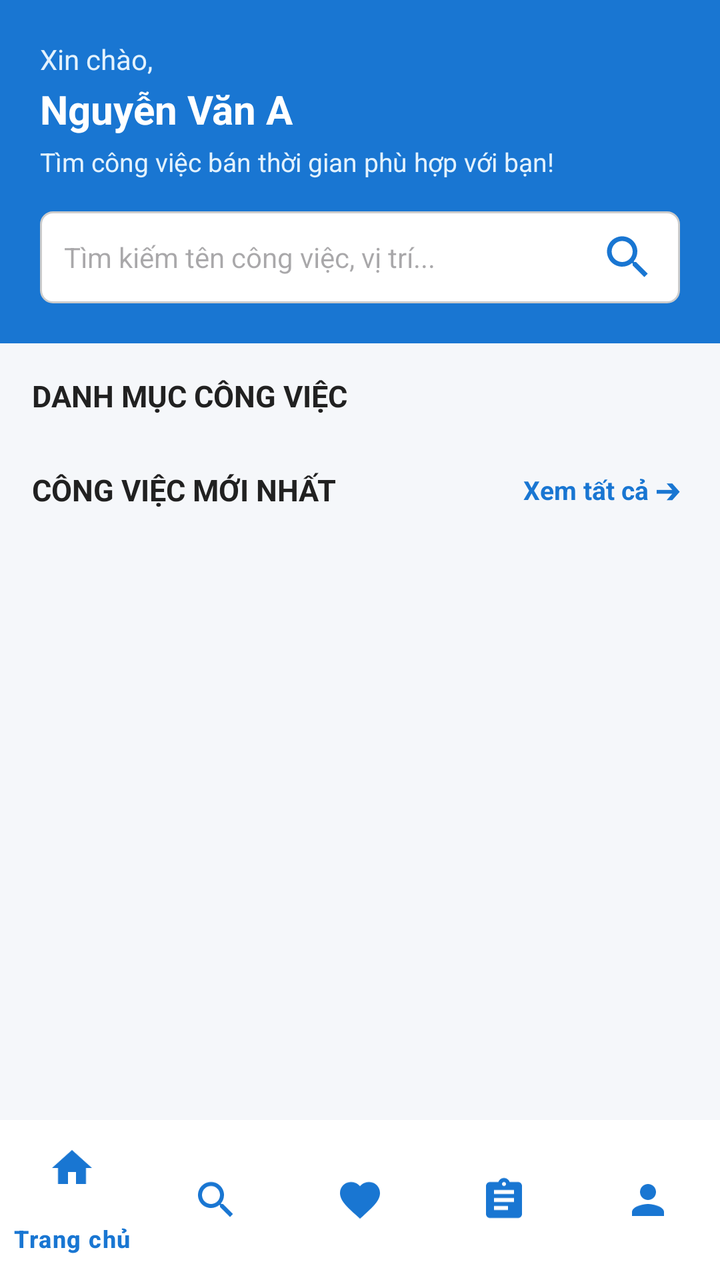
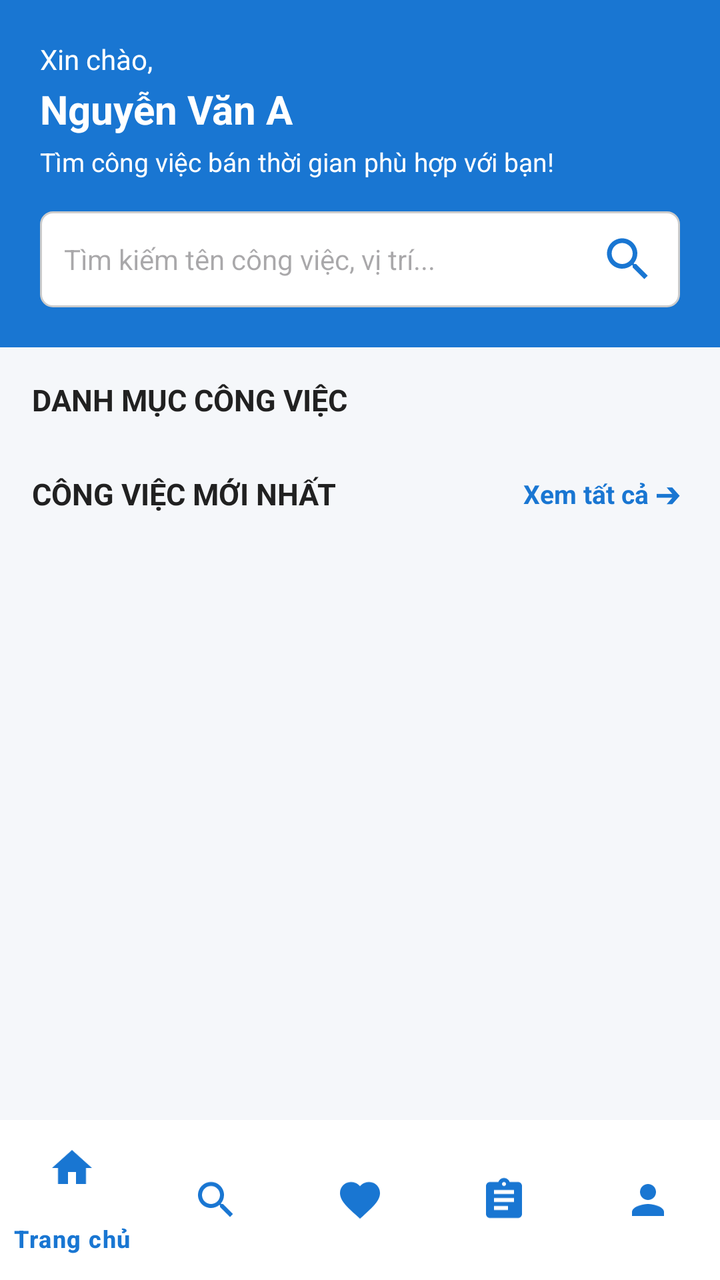

Two renders of the same Android screen: before a commit and after it. Below are the layout's source before the change and the commit's diff.
<!-- AndroidManifest.xml: application theme Theme.Nhom_7 -->
<!-- res/layout/activity_trang_chu.xml -->
<?xml version="1.0" encoding="utf-8"?>
<RelativeLayout xmlns:android="http://schemas.android.com/apk/res/android"
    xmlns:app="http://schemas.android.com/apk/res-auto"
    xmlns:tools="http://schemas.android.com/tools"
    android:layout_width="match_parent"
    android:layout_height="match_parent"
    android:background="@color/mau_nen"
    tools:ignore="all">

    <androidx.core.widget.NestedScrollView
        android:layout_width="match_parent"
        android:layout_height="match_parent"
        android:layout_above="@id/bottomNavigation"
        android:fillViewport="true">

        <LinearLayout
            android:layout_width="match_parent"
            android:layout_height="wrap_content"
            android:orientation="vertical"
            android:paddingBottom="16dp">

            
            <LinearLayout
                android:layout_width="match_parent"
                android:layout_height="wrap_content"
                android:background="@color/mau_chu_dao"
                android:orientation="vertical"
                android:padding="20dp">

                <TextView
                    android:layout_width="wrap_content"
                    android:layout_height="wrap_content"
                    android:text="@string/lbl_xin_chao"
                    android:textColor="#E3F2FD"
                    android:textSize="14sp" />

                <TextView
                    android:id="@+id/tvChaoSinhVien"
                    android:layout_width="wrap_content"
                    android:layout_height="wrap_content"
                    android:layout_marginTop="2dp"
                    android:text="Nguyễn Văn A"
                    android:textColor="@color/white"
                    android:textSize="20sp"
                    android:textStyle="bold" />

                <TextView
                    android:layout_width="wrap_content"
                    android:layout_height="wrap_content"
                    android:layout_marginTop="4dp"
                    android:text="@string/sub_title_trang_chu"
                    android:textColor="#E3F2FD"
                    android:textSize="13sp" />

                
                <LinearLayout
                    android:layout_width="match_parent"
                    android:layout_height="46dp"
                    android:layout_marginTop="16dp"
                    android:background="@drawable/khung_nhap_lieu"
                    android:gravity="center_vertical"
                    android:orientation="horizontal"
                    android:paddingHorizontal="12dp">

                    <EditText
                        android:id="@+id/edtTimKiem"
                        android:layout_width="0dp"
                        android:layout_height="match_parent"
                        android:layout_weight="1"
                        android:background="@null"
                        android:hint="@string/hint_tim_kiem_nhanh"
                        android:imeOptions="actionSearch"
                        android:inputType="text"
                        android:textSize="14sp" />

                    <ImageView
                        android:id="@+id/btnTimKiem"
                        android:layout_width="28dp"
                        android:layout_height="28dp"
                        android:contentDescription="@string/title_tim_kiem_cong_viec"
                        android:src="@drawable/ic_tim_viec"
                        android:tint="@color/mau_chu_dao" />
                </LinearLayout>

            </LinearLayout>

            
            <TextView
                android:layout_width="wrap_content"
                android:layout_height="wrap_content"
                android:layout_marginHorizontal="16dp"
                android:layout_marginTop="16dp"
                android:text="@string/title_danh_muc"
                android:textColor="@color/mau_chu_chinh"
                android:textSize="15sp"
                android:textStyle="bold" />

            <androidx.recyclerview.widget.RecyclerView
                android:id="@+id/rvDanhMuc"
                android:layout_width="match_parent"
                android:layout_height="wrap_content"
                android:layout_marginTop="8dp"
                android:clipToPadding="false"
                android:paddingHorizontal="12dp" />

            
            <LinearLayout
                android:layout_width="match_parent"
                android:layout_height="wrap_content"
                android:layout_marginHorizontal="16dp"
                android:layout_marginTop="16dp"
                android:gravity="center_vertical"
                android:orientation="horizontal">

                <TextView
                    android:layout_width="0dp"
                    android:layout_height="wrap_content"
                    android:layout_weight="1"
                    android:text="@string/title_viec_moi"
                    android:textColor="@color/mau_chu_chinh"
                    android:textSize="15sp"
                    android:textStyle="bold" />

                <TextView
                    android:id="@+id/tvXemTatCa"
                    android:layout_width="wrap_content"
                    android:layout_height="wrap_content"
                    android:padding="4dp"
                    android:text="Xem tất cả ➔"
                    android:textColor="@color/mau_chu_dao"
                    android:textSize="13sp"
                    android:textStyle="bold" />
            </LinearLayout>

            <androidx.recyclerview.widget.RecyclerView
                android:id="@+id/rvDanhSachViecLam"
                android:layout_width="match_parent"
                android:layout_height="wrap_content"
                android:layout_marginTop="6dp"
                android:nestedScrollingEnabled="false" />

            
            <TextView
                android:id="@+id/tvKhongCoDuLieu"
                android:layout_width="match_parent"
                android:layout_height="wrap_content"
                android:layout_marginTop="32dp"
                android:gravity="center"
                android:text="Hiện chưa có công việc phù hợp."
                android:textColor="@color/mau_chu_phu"
                android:textSize="14sp"
                android:visibility="gone" />

        </LinearLayout>

    </androidx.core.widget.NestedScrollView>

    
    <com.google.android.material.bottomnavigation.BottomNavigationView
        android:id="@+id/bottomNavigation"
        android:layout_width="match_parent"
        android:layout_height="wrap_content"
        android:layout_alignParentBottom="true"
        android:background="@color/white"
        android:elevation="8dp"
        app:itemIconTint="@color/mau_chu_dao"
        app:itemTextColor="@color/mau_chu_dao"
        app:menu="@menu/bottom_navigation_menu" />

</RelativeLayout>
<!-- resources referenced by this layout -->
<resources>
  <color name="mau_chu_chinh">#212121</color>
  <color name="mau_chu_dao">#1976D2</color>
  <color name="mau_chu_phu">#757575</color>
  <color name="mau_nen">#F5F7FA</color>
  <color name="white">#FFFFFFFF</color>
  <!-- drawable ic_tim_viec (drawable) -->
  <vector xmlns:android="http://schemas.android.com/apk/res/android"
      android:width="24dp"
      android:height="24dp"
      android:viewportWidth="24"
      android:viewportHeight="24">
    <path
        android:fillColor="#FF000000"
        android:pathData="M15.5,14h-0.79l-0.28,-0.27C15.41,12.59 16,11.11 16,9.5 16,5.91 13.09,3 9.5,3S3,5.91 3,9.5 5.91,16 9.5,16c1.61,0 3.09,-0.59 4.23,-1.57l0.27,0.28v0.79l5,4.99L20.49,19l-4.99,-5zM9.5,14C7.01,14 5,11.99 5,9.5S7.01,5 9.5,5 14,7.01 14,9.5 11.99,14 9.5,14z"/>
  </vector>
  <!-- drawable khung_nhap_lieu (drawable) -->
  <?xml version="1.0" encoding="utf-8"?>
  <shape xmlns:android="http://schemas.android.com/apk/res/android"
      android:shape="rectangle">
      <solid android:color="#FFFFFF" />
      <stroke
          android:width="1dp"
          android:color="#CCCCCC" />
      <corners android:radius="6dp" />
  </shape>
  <string name="hint_tim_kiem_nhanh">Tìm kiếm tên công việc, vị trí...</string>
  <string name="lbl_xin_chao">Xin chào,</string>
  <string name="sub_title_trang_chu">Tìm công việc bán thời gian phù hợp với bạn!</string>
  <string name="title_danh_muc">DANH MỤC CÔNG VIỆC</string>
  <string name="title_tim_kiem_cong_viec">TÌM KIẾM CÔNG VIỆC</string>
  <string name="title_viec_moi">CÔNG VIỆC MỚI NHẤT</string>
  <style name="Theme.Nhom_7" parent="Base.Theme.Nhom_7" />
  <style name="Base.Theme.Nhom_7" parent="Theme.Material3.DayNight.NoActionBar">
          
          
      </style>
</resources>

<!-- the commit's change to res/layout/activity_trang_chu.xml (unified diff, before → after) -->
@@ -5,19 +5,21 @@
     android:layout_width="match_parent"
     android:layout_height="match_parent"
     android:background="@color/mau_nen"
-    tools:ignore="all">
+    tools:ignore="Autofill,LabelFor,HardcodedText,TouchTargetSizeCheck,VisualLintButtonSize,VisualLintBounds,TextContrastCheck,SmallSp,UseCompoundDrawables,MissingTranslation">
 
     <androidx.core.widget.NestedScrollView
         android:layout_width="match_parent"
         android:layout_height="match_parent"
         android:layout_above="@id/bottomNavigation"
-        android:fillViewport="true">
+        android:fillViewport="true"
+        tools:ignore="Autofill,LabelFor,HardcodedText,TouchTargetSizeCheck,VisualLintButtonSize,VisualLintBounds,TextContrastCheck,SmallSp,UseCompoundDrawables,MissingTranslation">
 
         <LinearLayout
             android:layout_width="match_parent"
             android:layout_height="wrap_content"
             android:orientation="vertical"
-            android:paddingBottom="16dp">
+            android:paddingBottom="16dp"
+            tools:ignore="Autofill,LabelFor,HardcodedText,TouchTargetSizeCheck,VisualLintButtonSize,VisualLintBounds,TextContrastCheck,SmallSp,UseCompoundDrawables,MissingTranslation">
 
             
             <LinearLayout
@@ -25,14 +27,16 @@
                 android:layout_height="wrap_content"
                 android:background="@color/mau_chu_dao"
                 android:orientation="vertical"
-                android:padding="20dp">
+                android:padding="20dp"
+                tools:ignore="Autofill,LabelFor,HardcodedText,TouchTargetSizeCheck,VisualLintButtonSize,VisualLintBounds,TextContrastCheck,SmallSp,UseCompoundDrawables,MissingTranslation">
 
                 <TextView
                     android:layout_width="wrap_content"
                     android:layout_height="wrap_content"
                     android:text="@string/lbl_xin_chao"
-                    android:textColor="#E3F2FD"
-                    android:textSize="14sp" />
+                    android:textColor="@color/white"
+                    android:textSize="14sp"
+                    tools:ignore="Autofill,LabelFor,HardcodedText,TouchTargetSizeCheck,VisualLintButtonSize,VisualLintBounds,TextContrastCheck,SmallSp,UseCompoundDrawables,MissingTranslation" />
 
                 <TextView
                     android:id="@+id/tvChaoSinhVien"
@@ -42,36 +46,42 @@
                     android:text="Nguyễn Văn A"
                     android:textColor="@color/white"
                     android:textSize="20sp"
-                    android:textStyle="bold" />
+                    android:textStyle="bold"
+                    tools:ignore="Autofill,LabelFor,HardcodedText,TouchTargetSizeCheck,VisualLintButtonSize,VisualLintBounds,TextContrastCheck,SmallSp,UseCompoundDrawables,MissingTranslation" />
 
                 <TextView
                     android:layout_width="wrap_content"
                     android:layout_height="wrap_content"
                     android:layout_marginTop="4dp"
                     android:text="@string/sub_title_trang_chu"
-                    android:textColor="#E3F2FD"
-                    android:textSize="13sp" />
+                    android:textColor="@color/white"
+                    android:textSize="13sp"
+                    tools:ignore="Autofill,LabelFor,HardcodedText,TouchTargetSizeCheck,VisualLintButtonSize,VisualLintBounds,TextContrastCheck,SmallSp,UseCompoundDrawables,MissingTranslation" />
 
                 
                 <LinearLayout
                     android:layout_width="match_parent"
-                    android:layout_height="46dp"
+                    android:layout_height="48dp"
                     android:layout_marginTop="16dp"
                     android:background="@drawable/khung_nhap_lieu"
                     android:gravity="center_vertical"
                     android:orientation="horizontal"
-                    android:paddingHorizontal="12dp">
+                    android:paddingHorizontal="12dp"
+                    tools:ignore="Autofill,LabelFor,HardcodedText,TouchTargetSizeCheck,VisualLintButtonSize,VisualLintBounds,TextContrastCheck,SmallSp,UseCompoundDrawables,MissingTranslation">
 
                     <EditText
                         android:id="@+id/edtTimKiem"
                         android:layout_width="0dp"
                         android:layout_height="match_parent"
                         android:layout_weight="1"
+                        android:autofillHints="none"
                         android:background="@null"
                         android:hint="@string/hint_tim_kiem_nhanh"
                         android:imeOptions="actionSearch"
+                        android:importantForAutofill="no"
                         android:inputType="text"
-                        android:textSize="14sp" />
+                        android:textSize="14sp"
+                        tools:ignore="Autofill,LabelFor,HardcodedText,TouchTargetSizeCheck,VisualLintButtonSize,VisualLintBounds,TextContrastCheck,SmallSp,UseCompoundDrawables,MissingTranslation" />
 
                     <ImageView
                         android:id="@+id/btnTimKiem"
@@ -79,7 +89,8 @@
                         android:layout_height="28dp"
                         android:contentDescription="@string/title_tim_kiem_cong_viec"
                         android:src="@drawable/ic_tim_viec"
-                        android:tint="@color/mau_chu_dao" />
+                        app:tint="@color/mau_chu_dao"
+                        tools:ignore="Autofill,LabelFor,HardcodedText,TouchTargetSizeCheck,VisualLintButtonSize,VisualLintBounds,TextContrastCheck,SmallSp,UseCompoundDrawables,MissingTranslation" />
                 </LinearLayout>
 
             </LinearLayout>
@@ -93,7 +104,8 @@
                 android:text="@string/title_danh_muc"
                 android:textColor="@color/mau_chu_chinh"
                 android:textSize="15sp"
-                android:textStyle="bold" />
+                android:textStyle="bold"
+                tools:ignore="Autofill,LabelFor,HardcodedText,TouchTargetSizeCheck,VisualLintButtonSize,VisualLintBounds,TextContrastCheck,SmallSp,UseCompoundDrawables,MissingTranslation" />
 
             <androidx.recyclerview.widget.RecyclerView
                 android:id="@+id/rvDanhMuc"
@@ -101,7 +113,8 @@
                 android:layout_height="wrap_content"
                 android:layout_marginTop="8dp"
                 android:clipToPadding="false"
-                android:paddingHorizontal="12dp" />
+                android:paddingHorizontal="12dp"
+                tools:ignore="Autofill,LabelFor,HardcodedText,TouchTargetSizeCheck,VisualLintButtonSize,VisualLintBounds,TextContrastCheck,SmallSp,UseCompoundDrawables,MissingTranslation" />
 
             
             <LinearLayout
@@ -110,7 +123,8 @@
                 android:layout_marginHorizontal="16dp"
                 android:layout_marginTop="16dp"
                 android:gravity="center_vertical"
-                android:orientation="horizontal">
+                android:orientation="horizontal"
+                tools:ignore="Autofill,LabelFor,HardcodedText,TouchTargetSizeCheck,VisualLintButtonSize,VisualLintBounds,TextContrastCheck,SmallSp,UseCompoundDrawables,MissingTranslation">
 
                 <TextView
                     android:layout_width="0dp"
@@ -119,17 +133,19 @@
                     android:text="@string/title_viec_moi"
                     android:textColor="@color/mau_chu_chinh"
                     android:textSize="15sp"
-                    android:textStyle="bold" />
+                    android:textStyle="bold"
+                    tools:ignore="Autofill,LabelFor,HardcodedText,TouchTargetSizeCheck,VisualLintButtonSize,VisualLintBounds,TextContrastCheck,SmallSp,UseCompoundDrawables,MissingTranslation" />
 
                 <TextView
                     android:id="@+id/tvXemTatCa"
                     android:layout_width="wrap_content"
                     android:layout_height="wrap_content"
                     android:padding="4dp"
-                    android:text="Xem tất cả ➔"
+                    android:text="@string/text_xem_tat_ca"
                     android:textColor="@color/mau_chu_dao"
                     android:textSize="13sp"
-                    android:textStyle="bold" />
+                    android:textStyle="bold"
+                    tools:ignore="Autofill,LabelFor,HardcodedText,TouchTargetSizeCheck,VisualLintButtonSize,VisualLintBounds,TextContrastCheck,SmallSp,UseCompoundDrawables,MissingTranslation" />
             </LinearLayout>
 
             <androidx.recyclerview.widget.RecyclerView
@@ -137,7 +153,8 @@
                 android:layout_width="match_parent"
                 android:layout_height="wrap_content"
                 android:layout_marginTop="6dp"
-                android:nestedScrollingEnabled="false" />
+                android:nestedScrollingEnabled="false"
+                tools:ignore="Autofill,LabelFor,HardcodedText,TouchTargetSizeCheck,VisualLintButtonSize,VisualLintBounds,TextContrastCheck,SmallSp,UseCompoundDrawables,MissingTranslation" />
 
             
             <TextView
@@ -146,10 +163,11 @@
                 android:layout_height="wrap_content"
                 android:layout_marginTop="32dp"
                 android:gravity="center"
-                android:text="Hiện chưa có công việc phù hợp."
+                android:text="@string/no_data_empty"
                 android:textColor="@color/mau_chu_phu"
                 android:textSize="14sp"
-                android:visibility="gone" />
+                android:visibility="gone"
+                tools:ignore="Autofill,LabelFor,HardcodedText,TouchTargetSizeCheck,VisualLintButtonSize,VisualLintBounds,TextContrastCheck,SmallSp,UseCompoundDrawables,MissingTranslation" />
 
         </LinearLayout>
 
@@ -165,6 +183,7 @@
         android:elevation="8dp"
         app:itemIconTint="@color/mau_chu_dao"
         app:itemTextColor="@color/mau_chu_dao"
-        app:menu="@menu/bottom_navigation_menu" />
+        app:menu="@menu/bottom_navigation_menu"
+        tools:ignore="Autofill,LabelFor,HardcodedText,TouchTargetSizeCheck,VisualLintButtonSize,VisualLintBounds,TextContrastCheck,SmallSp,UseCompoundDrawables,MissingTranslation" />
 
 </RelativeLayout>
<!-- resource entries referenced after the edit -->
@@ -27,7 +27,9 @@
   </shape>
   <string name="hint_tim_kiem_nhanh">Tìm kiếm tên công việc, vị trí...</string>
   <string name="lbl_xin_chao">Xin chào,</string>
+  <string name="no_data_empty">Hiện chưa có dữ liệu phù hợp.</string>
   <string name="sub_title_trang_chu">Tìm công việc bán thời gian phù hợp với bạn!</string>
+  <string name="text_xem_tat_ca">Xem tất cả ➔</string>
   <string name="title_danh_muc">DANH MỤC CÔNG VIỆC</string>
   <string name="title_tim_kiem_cong_viec">TÌM KIẾM CÔNG VIỆC</string>
   <string name="title_viec_moi">CÔNG VIỆC MỚI NHẤT</string>
